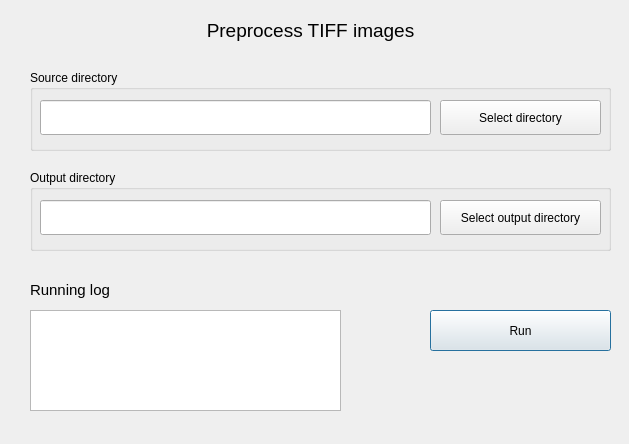
The window that src/gui/preprocess.ui (Turku-BioImaging/mouse-brain-alignment-tool) describes before a commit, drawn with Qt 5.
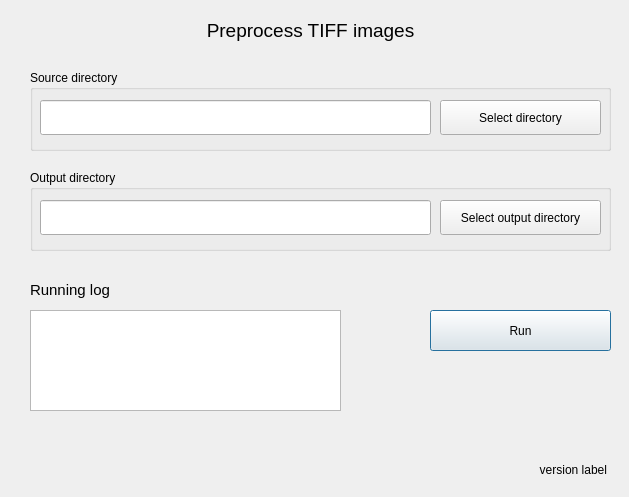
The same window after the commit.

Commit message:
Standalone preprocess UI not working (#30)
* bump version

* add version label

* use method call instead of subprocess

* update build instructions

* normalize paths

Diff of the .ui file:
```diff
--- a/src/gui/preprocess.ui
+++ b/src/gui/preprocess.ui
@@ -10,7 +10,7 @@
     <x>0</x>
     <y>0</y>
     <width>629</width>
-    <height>444</height>
+    <height>497</height>
    </rect>
   </property>
   <property name="windowTitle">
@@ -153,6 +153,22 @@
     </property>
    </widget>
   </widget>
+  <widget class="QLabel" name="version_label">
+   <property name="geometry">
+    <rect>
+     <x>496</x>
+     <y>460</y>
+     <width>111</width>
+     <height>20</height>
+    </rect>
+   </property>
+   <property name="text">
+    <string>version label</string>
+   </property>
+   <property name="alignment">
+    <set>Qt::AlignRight|Qt::AlignTrailing|Qt::AlignVCenter</set>
+   </property>
+  </widget>
  </widget>
  <resources/>
  <connections/>
```
The commit also changes 4 other files.
